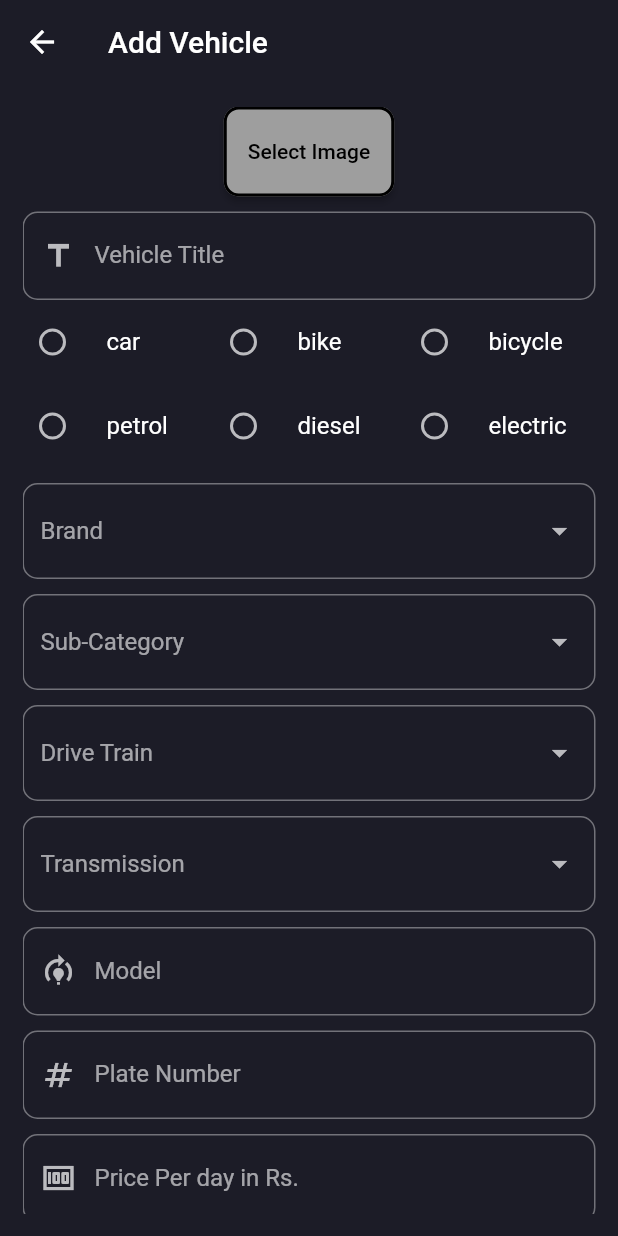
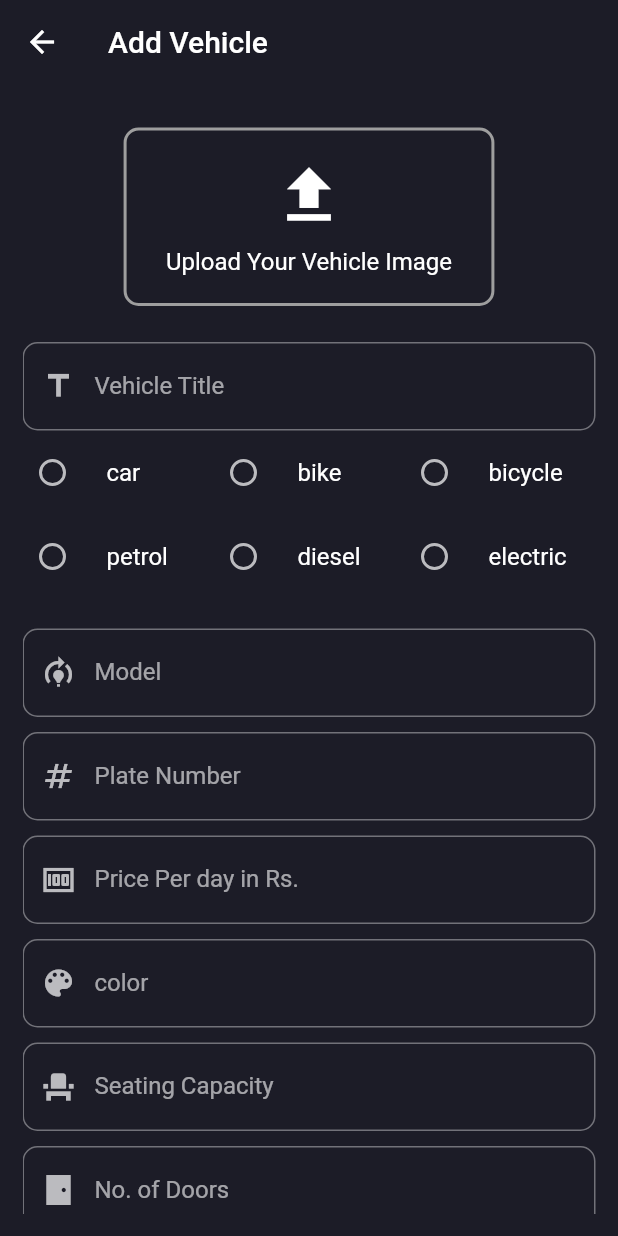
Before and after one commit to edr3x/vehicle_rental_application, a Flutter app: the AddVehiclePage screen opened by its route, on a phone screen of 412 x 824 dp. Run offline on Flutter 3.47's test engine with Material 2 defaults, Android fonts, the phone set to English and light mode, and no system bars; our stand-ins replace equatable, flutter_bloc, geocoding, geolocator, image_picker, shared_preferences; accounts and stored records are empty; network calls fail.

```diff
--- a/lib/views/pages/vehicle/add_vehicle_page.dart
+++ b/lib/views/pages/vehicle/add_vehicle_page.dart
@@ -7,7 +7,6 @@ import 'package:rental_system_app/views/common/widgets/custom_error_dialogue.dar
 import 'package:rental_system_app/views/common/widgets/custom_snackbar.dart';
 import 'package:rental_system_app/views/pages/auth/widgets/auth_button.dart';
 import 'package:rental_system_app/views/pages/home/home_page.dart';
-import 'package:rental_system_app/views/pages/vehicle/widgets/vehicle_cats.dart';
 
 class AddVehiclePage extends StatefulWidget {
   static const String routeName = '/add-vehicle';
@@ -28,8 +27,8 @@ class _AddVehiclePageState extends State<AddVehiclePage> {
   VehicleCategory? _category;
   VehicleType? _type;
 
-  List<String> _driveTrainTypes = ["frontWheel", "rearWheel", "fourWheel", "allWheel"];
-  List<String> _transmissionTypes = ["automatic", "manual"];
+  final List<String> _driveTrainTypes = ["frontWheel", "rearWheel", "fourWheel", "allWheel"];
+  final List<String> _transmissionTypes = ["automatic", "manual"];
 
   String? _title;
   String? _model;
@@ -43,8 +42,10 @@ class _AddVehiclePageState extends State<AddVehiclePage> {
   String? _driveTrain;
   String? _transmission;
 
-  String _selectedBrand = "Tesla";
-  String _selectedSubCategory = "SUV";
+  // String _selectedBrand = "Tesla";
+  // String _selectedSubCategory = "SUV";
+
+  bool _gotImage = false;
 
   XFile? _image;
   bool _hasAC = false;
@@ -63,6 +64,7 @@ class _AddVehiclePageState extends State<AddVehiclePage> {
     final pickedImage = await _picker.pickImage(source: source);
     setState(() {
       _image = pickedImage;
+      _gotImage = true;
     });
   }
 
@@ -94,39 +96,35 @@ class _AddVehiclePageState extends State<AddVehiclePage> {
       type = "diesel";
     }
 
-    print(
-      " \n\n type: $type,\n title: $_title, \n model: $_model,\n category: $category,\n image: ${_image!.path},\n desc: $_description,\n plage: $_plateNumber, \n rentguidelines: $_rentGuidelines, transmission: $_transmission, \n drive:  $_driveTrain, ac: $_hasAC, color: $_color, \n lat: $_latitude, lon: $_longitude!, \n air: $_hasAirbag, doors:  $_noOfDoors, \n usb: $_hasUSBPort,\n blue: $_hasBluetooth, seaging:  $_seatingCapacity, auto: $_hasAutoDrive,\n heated:  $_hasHeatedSeats, \n keyless: $_hasKeylessEntry, gc: $_groundClearance,\n sensors: $_hasParkingSensors,",
-    );
-    // context.read<AddVehicleCubit>().addVehicle(
-    //       title: _title!,
-    //       type: type,
-    //       brandId: "bfb48a75-cd07-4e8c-b5c3-1f373f906acd",
-    //       model: _model!,
-    //       subCategoryId: "cee914e3-0c2d-4284-9bda-0f5f8765fefc", // have to do this
-    //       category: category,
-    //       imageFile: _image!.path,
-    //       description: _description!,
-    //       vehicleNumber: _plateNumber!,
-    //       rentGuidelines: _rentGuidelines!,
-    //       transmission: _transmission!,
-    //       driveTrain: _driveTrain!,
-    //       rate: "${_rate!}/day",
-    //       hasAC: _hasAC,
-    //       color: _color!,
-    //       lat: _latitude!,
-    //       lon: _longitude!,
-    //       hasAirbag: _hasAirbag,
-    //       noOfDoors: _noOfDoors,
-    //       hasUSBPort: _hasUSBPort,
-    //       hasBluetooth: _hasBluetooth,
-    //       noOfSeats: _seatingCapacity,
-    //       hasAutoDrive: _hasAutoDrive,
-    //       hasHeatedSeats: _hasHeatedSeats,
-    //       hasKeylessEntry: _hasKeylessEntry,
-    //       groundClearance: _groundClearance,
-    //       hasParkingSensors: _hasParkingSensors,
-    //     );
-    print("button pressed 2");
+    context.read<AddVehicleCubit>().addVehicle(
+          title: _title!,
+          type: type,
+          brandId: "086d3451-fa78-49e0-97bc-1a9ed09f9578",
+          model: _model!,
+          subCategoryId: "378d7cb3-fb07-4323-a506-75f3bf22053e",
+          category: category,
+          imageFile: _image!.path,
+          description: _description!,
+          vehicleNumber: _plateNumber!,
+          rentGuidelines: _rentGuidelines!,
+          transmission: _transmission!,
+          driveTrain: _driveTrain!,
+          hasAC: _hasAC,
+          rate: "${_rate!}/day",
+          color: _color!,
+          lat: _latitude!,
+          lon: _longitude!,
+          hasAirbag: _hasAirbag,
+          noOfDoors: _noOfDoors,
+          hasUSBPort: _hasUSBPort,
+          hasBluetooth: _hasBluetooth,
+          noOfSeats: _seatingCapacity,
+          hasAutoDrive: _hasAutoDrive,
+          hasHeatedSeats: _hasHeatedSeats,
+          hasKeylessEntry: _hasKeylessEntry,
+          groundClearance: _groundClearance,
+          hasParkingSensors: _hasParkingSensors,
+        );
   }
 
   @override
@@ -165,22 +163,39 @@ class _AddVehiclePageState extends State<AddVehiclePage> {
                     child: Column(
                       children: [
                         Padding(
-                          padding: const EdgeInsets.symmetric(horizontal: 79.0),
-                          child: ElevatedButton(
-                            style: ElevatedButton.styleFrom(
-                              backgroundColor: Colors.grey,
-                              fixedSize: const Size(double.infinity, 60),
-                              shape: RoundedRectangleBorder(
-                                side: const BorderSide(color: Colors.black, width: 2),
+                          padding: const EdgeInsets.all(14.0),
+                          child: GestureDetector(
+                            onTap: () => choosePhoto(ImageSource.gallery),
+                            child: Container(
+                              padding: const EdgeInsets.all(18.0),
+                              width: MediaQuery.of(context).size.width * 0.6,
+                              decoration: BoxDecoration(
+                                border: Border.all(
+                                  color: Colors.grey,
+                                  width: 2,
+                                ),
                                 borderRadius: BorderRadius.circular(10),
                               ),
-                            ),
-                            onPressed: () {
-                              choosePhoto(ImageSource.gallery);
-                            },
-                            child: const Text(
-                              "Select Image",
-                              style: TextStyle(color: Colors.black),
+                              child: Column(
+                                children: [
+                                  _gotImage
+                                      ? const Icon(
+                                          Icons.done,
+                                          size: 50,
+                                          color: Colors.white,
+                                        )
+                                      : const Icon(
+                                          Icons.upload,
+                                          size: 50,
+                                          color: Colors.white,
+                                        ),
+                                  const SizedBox(height: 10),
+                                  Text(
+                                    _gotImage ? "Got the Image" : "Upload Your Vehicle Image",
+                                    style: Theme.of(context).textTheme.titleMedium,
+                                  ),
+                                ],
+                              ),
                             ),
                           ),
                         ),
@@ -209,85 +224,46 @@ class _AddVehiclePageState extends State<AddVehiclePage> {
                         categorySelect(),
                         typeSelect(),
                         const SizedBox(height: 10),
-                        DropdownButtonFormField(
-                          decoration: const InputDecoration(
-                            labelText: 'Brand',
-                            border: OutlineInputBorder(
-                              borderRadius: BorderRadius.all(
-                                Radius.circular(10.0),
-                              ),
-                            ),
-                          ),
-                          items: brands.map((String value) {
-                            return DropdownMenuItem<String>(
-                              value: value,
-                              child: Text(value),
-                            );
-                          }).toList(),
-                          onChanged: (String? value) {
-                            _selectedBrand = value!;
-                          },
-                        ),
-                        const SizedBox(height: 10),
-                        DropdownButtonFormField(
-                          decoration: const InputDecoration(
-                            labelText: 'Sub-Category',
-                            border: OutlineInputBorder(
-                              borderRadius: BorderRadius.all(
-                                Radius.circular(10.0),
-                              ),
-                            ),
-                          ),
-                          items: subCategories.map((String value) {
-                            return DropdownMenuItem<String>(
-                              value: value,
-                              child: Text(value),
-                            );
-                          }).toList(),
-                          onChanged: (String? value) {
-                            _selectedSubCategory = value!;
-                          },
-                        ),
-                        const SizedBox(height: 10),
-                        DropdownButtonFormField(
-                          decoration: const InputDecoration(
-                            labelText: 'Drive Train',
-                            border: OutlineInputBorder(
-                              borderRadius: BorderRadius.all(
-                                Radius.circular(10.0),
-                              ),
-                            ),
-                          ),
-                          items: _driveTrainTypes.map((String value) {
-                            return DropdownMenuItem<String>(
-                              value: value,
-                              child: Text(value),
-                            );
-                          }).toList(),
-                          onChanged: (String? value) {
-                            _driveTrain = value!;
-                          },
-                        ),
-                        const SizedBox(height: 10),
-                        DropdownButtonFormField(
-                          decoration: const InputDecoration(
-                            labelText: 'Transmission',
-                            border: OutlineInputBorder(
-                              borderRadius: BorderRadius.all(
-                                Radius.circular(10.0),
-                              ),
-                            ),
-                          ),
-                          items: _transmissionTypes.map((String value) {
-                            return DropdownMenuItem<String>(
-                              value: value,
-                              child: Text(value),
-                            );
-                          }).toList(),
-                          onChanged: (String? value) {
-                            _transmission = value!;
-                          },
-                        ),
+                        // DropdownButtonFormField(
+                        //   decoration: const InputDecoration(
+                        //     labelText: 'Brand',
+                        //     border: OutlineInputBorder(
+                        //       borderRadius: BorderRadius.all(
+                        //         Radius.circular(10.0),
+                        //       ),
+                        //     ),
+                        //   ),
+                        //   items: brands.map((String value) {
+                        //     return DropdownMenuItem<String>(
+                        //       value: value,
+                        //       child: Text(value),
+                        //     );
+                        //   }).toList(),
+                        //   onChanged: (String? value) {
+                        //     _selectedBrand = value!;
+                        //   },
+                        // ),
+                        // const SizedBox(height: 10),
+                        // DropdownButtonFormField(
+                        //   decoration: const InputDecoration(
+                        //     labelText: 'Sub-Category',
+                        //     border: OutlineInputBorder(
+                        //       borderRadius: BorderRadius.all(
+                        //         Radius.circular(10.0),
+                        //       ),
+                        //     ),
+                        //   ),
+                        //   items: subCategories.map((String value) {
+                        //     return DropdownMenuItem<String>(
+                        //       value: value,
+                        //       child: Text(value),
+                        //     );
+                        //   }).toList(),
+                        //   onChanged: (String? value) {
+                        //     _selectedSubCategory = value!;
+                        //   },
+                        // ),
+                        // const SizedBox(height: 10),
                         const SizedBox(height: 10),
                         TextFormField(
                           autocorrect: false,
@@ -446,6 +422,46 @@ class _AddVehiclePageState extends State<AddVehiclePage> {
                             } else {
                               _groundClearance = 3;
                             }
+                          },
+                        ),
+                        const SizedBox(height: 10),
+                        DropdownButtonFormField(
+                          decoration: const InputDecoration(
+                            labelText: 'Drive Train',
+                            border: OutlineInputBorder(
+                              borderRadius: BorderRadius.all(
+                                Radius.circular(10.0),
+                              ),
+                            ),
+                          ),
+                          items: _driveTrainTypes.map((String value) {
+                            return DropdownMenuItem<String>(
+                              value: value,
+                              child: Text(value),
+                            );
+                          }).toList(),
+                          onChanged: (String? value) {
+                            _driveTrain = value!;
+                          },
+                        ),
+                        const SizedBox(height: 10),
+                        DropdownButtonFormField(
+                          decoration: const InputDecoration(
+                            labelText: 'Transmission',
+                            border: OutlineInputBorder(
+                              borderRadius: BorderRadius.all(
+                                Radius.circular(10.0),
+                              ),
+                            ),
+                          ),
+                          items: _transmissionTypes.map((String value) {
+                            return DropdownMenuItem<String>(
+                              value: value,
+                              child: Text(value),
+                            );
+                          }).toList(),
+                          onChanged: (String? value) {
+                            _transmission = value!;
                           },
                         ),
                         const SizedBox(height: 10),
```
